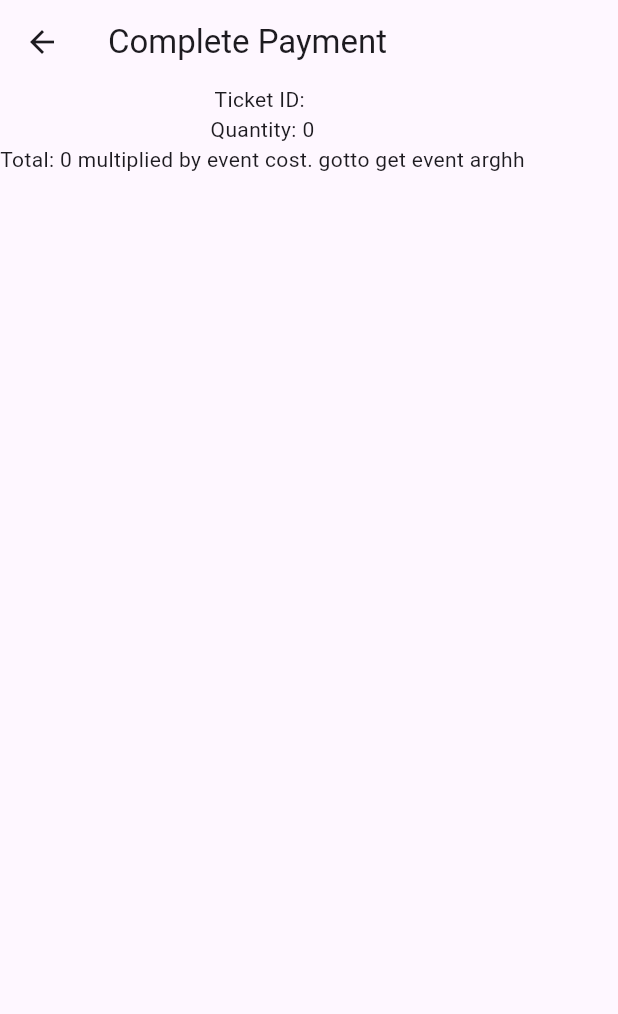
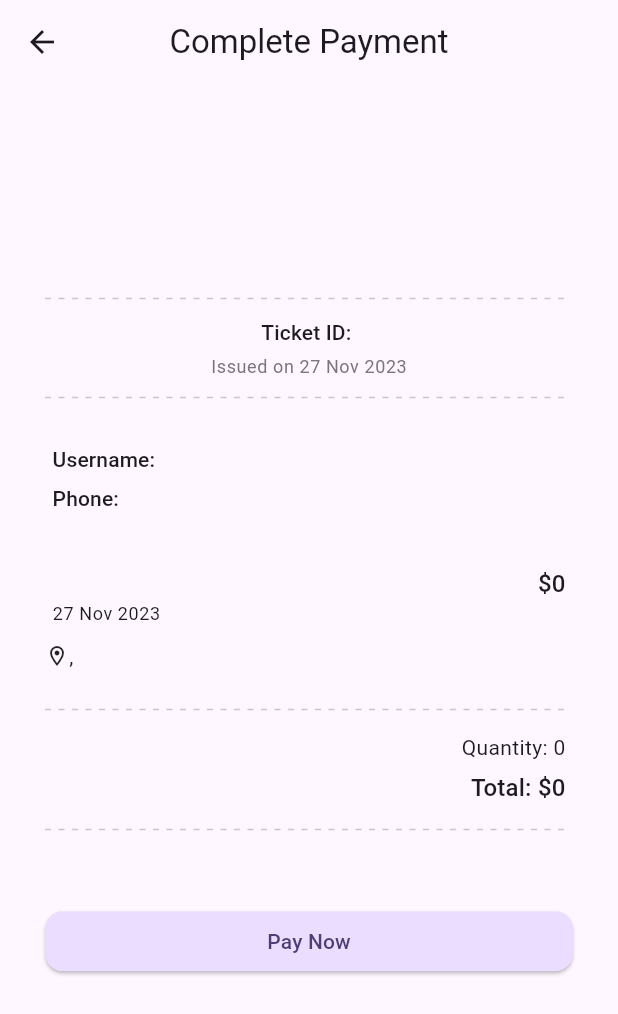
Before and after one commit to hadiyaaamir/chatbot, a Flutter app: the PaymentView screen opened directly with empty values, on a phone screen of 412 x 824 dp. Shown: the top 1014 px of the screen. Run offline on Flutter 3.47's test engine with Material 2 defaults, Android fonts, the phone set to English and light mode, and no system bars; drawn by our look-alikes of dotted_line; our stand-ins replace equatable, flutter_bloc; missing offline and left inert: dialog_flowtter.

```diff
--- a/lib/chatbot/presentation/bloc/chatbot_bloc.dart
+++ b/lib/chatbot/presentation/bloc/chatbot_bloc.dart
@@ -1,7 +1,7 @@
 import 'dart:async';
 
 import 'package:chatbot/chatbot/chatbot.dart';
-import 'package:chatbot/chatbot/utils/constants.dart';
+import 'package:chatbot/utils/constants.dart';
 import 'package:equatable/equatable.dart';
 
 export 'package:flutter_bloc/flutter_bloc.dart';
--- a/lib/events/presentation/widgets/event_details_block.dart
+++ b/lib/events/presentation/widgets/event_details_block.dart
@@ -1,14 +1,17 @@
 part of 'widgets.dart';
 
 class EventDetailsBlock extends StatelessWidget {
-  const EventDetailsBlock({super.key, required this.event});
+  const EventDetailsBlock({
+    super.key,
+    required this.event,
+    this.smallerPrice = false,
+  });
 
   final Event event;
+  final bool smallerPrice;
 
   @override
   Widget build(BuildContext context) {
-    final TextTheme textTheme = Theme.of(context).textTheme;
-
     return Column(
       crossAxisAlignment: CrossAxisAlignment.stretch,
       children: [
@@ -19,12 +22,29 @@ class EventDetailsBlock extends StatelessWidget {
             crossAxisAlignment: CrossAxisAlignment.start,
             children: [
               _NameAndDateBlock(event: event),
-              Text('\$${event.price}', style: textTheme.titleLarge),
+              _Price(price: event.price, smallerPrice: smallerPrice),
             ],
           ),
         ),
         _LocationDetails(event: event),
       ],
+    );
+  }
+}
+
+class _Price extends StatelessWidget {
+  const _Price({required this.price, required this.smallerPrice});
+
+  final int price;
+  final bool smallerPrice;
+
+  @override
+  Widget build(BuildContext context) {
+    return Text(
+      '\$$price',
+      style: smallerPrice
+          ? Theme.of(context).textTheme.titleMedium
+          : Theme.of(context).textTheme.titleLarge,
     );
   }
 }
--- a/lib/events/presentation/widgets/widgets.dart
+++ b/lib/events/presentation/widgets/widgets.dart
@@ -1,5 +1,5 @@
 import 'package:chatbot/chatbot/chatbot.dart';
-import 'package:chatbot/chatbot/utils/widgets/button.dart';
+import 'package:chatbot/utils/widgets/button.dart';
 import 'package:chatbot/events/events.dart';
 import 'package:flutter/material.dart';
 import 'package:intl/intl.dart';
--- a/lib/payment/presentation/view/payment_view.dart
+++ b/lib/payment/presentation/view/payment_view.dart
@@ -8,14 +8,126 @@ class PaymentView extends StatelessWidget {
   @override
   Widget build(BuildContext context) {
     return Scaffold(
-      appBar: AppBar(title: const Text('Complete Payment')),
-      body: Column(children: [
-        Text('Ticket ID: ${ticket.id}'),
-        Text('Quantity: ${ticket.quantity}'),
-        Text(
-          'Total: ${ticket.quantity} multiplied by event cost. gotto get event arghh',
+      appBar: AppBar(title: const Text('Complete Payment'), centerTitle: true),
+      body: Center(
+        child: SingleChildScrollView(
+          child: Padding(
+            padding: const EdgeInsets.symmetric(vertical: 15, horizontal: 30),
+            child: Column(
+              crossAxisAlignment: CrossAxisAlignment.stretch,
+              children: [
+                const DottedDivider(),
+                _PaymentTicketHeader(ticket: ticket),
+                const DottedDivider(spaceBelow: 15),
+                _UserDetails(ticket: ticket),
+                const SizedBox(height: 30),
+                EventDetailsBlock(event: ticket.event, smallerPrice: true),
+                const DottedDivider(spaceAbove: 15),
+                _QuantityTotalBlock(ticket: ticket),
+                const DottedDivider(spaceBelow: 20),
+                Padding(
+                  padding: const EdgeInsets.only(top: 20, bottom: 40),
+                  child: CustomButton(label: 'Pay Now', onPressed: () {}),
+                ),
+              ],
+            ),
+          ),
         ),
-      ]),
+      ),
     );
   }
 }
+
+class _PaymentTicketHeader extends StatelessWidget {
+  const _PaymentTicketHeader({required this.ticket});
+
+  final TicketOption ticket;
+
+  @override
+  Widget build(BuildContext context) {
+    final TextTheme textTheme = Theme.of(context).textTheme;
+
+    return Padding(
+      padding: const EdgeInsets.all(2),
+      child: Column(
+        children: [
+          Text('Ticket ID: ${ticket.id}', style: textTheme.titleSmall),
+          const SizedBox(height: 5),
+          Text(
+            'Issued on ${DateFormat('dd MMM yyyy').format(ticket.createdAt)}',
+            style: textTheme.bodySmall?.copyWith(
+              color: Theme.of(context).colorScheme.outline,
+            ),
+          ),
+        ],
+      ),
+    );
+  }
+}
+
+class _UserDetails extends StatelessWidget {
+  const _UserDetails({required this.ticket});
+
+  final TicketOption ticket;
+
+  @override
+  Widget build(BuildContext context) {
+    return Padding(
+      padding: const EdgeInsets.all(5),
+      child: Column(
+        crossAxisAlignment: CrossAxisAlignment.start,
+        children: [
+          _LabelTextPair(label: 'Username', text: ticket.username),
+          const SizedBox(height: 5),
+          _LabelTextPair(label: 'Phone', text: ticket.phone),
+        ],
+      ),
+    );
+  }
+}
+
+class _LabelTextPair extends StatelessWidget {
+  const _LabelTextPair({
+    required this.label,
+    required this.text,
+  });
+
+  final String label;
+  final String text;
+
+  @override
+  Widget build(BuildContext context) {
+    final TextTheme textTheme = Theme.of(context).textTheme;
+
+    return Row(
+      children: [
+        Text('$label: ', style: textTheme.labelLarge),
+        Text(text, style: textTheme.bodyMedium),
+      ],
+    );
+  }
+}
+
+class _QuantityTotalBlock extends StatelessWidget {
+  const _QuantityTotalBlock({required this.ticket});
+
+  final TicketOption ticket;
+
+  @override
+  Widget build(BuildContext context) {
+    return Padding(
+      padding: const EdgeInsets.all(5),
+      child: Column(
+        crossAxisAlignment: CrossAxisAlignment.end,
+        children: [
+          Text('Quantity: ${ticket.quantity}'),
+          const SizedBox(height: 5),
+          Text(
+            'Total: \$${ticket.event.price * ticket.quantity}',
+            style: Theme.of(context).textTheme.titleMedium,
+          ),
+        ],
+      ),
+    );
+  }
+}
--- a/lib/payment/presentation/view/view.dart
+++ b/lib/payment/presentation/view/view.dart
@@ -1,5 +1,9 @@
+import 'package:chatbot/events/presentation/presentation.dart';
 import 'package:chatbot/tickets/tickets.dart';
+import 'package:chatbot/utils/widgets/button.dart';
+import 'package:chatbot/utils/widgets/dotted_divider.dart';
 import 'package:flutter/material.dart';
+import 'package:intl/intl.dart';
 
 part 'payment_page.dart';
 part 'payment_view.dart';
--- a/lib/payment/presentation/widgets/payment_button_option_tile.dart
+++ b/lib/payment/presentation/widgets/payment_button_option_tile.dart
@@ -10,11 +10,14 @@ class PaymentButtonOptionTile extends OptionTile {
   Widget build(BuildContext context) {
     return Container(
       decoration: BoxDecoration(
+        border: Border.all(
+          color: Theme.of(context).colorScheme.primaryContainer,
+          width: 2,
+        ),
         borderRadius: BorderRadius.circular(15),
-        color: Theme.of(context).colorScheme.primaryContainer,
       ),
       child: Padding(
-        padding: const EdgeInsets.all(12),
+        padding: const EdgeInsets.all(10),
         child: Column(
           children: [
             TicketOptionTile(ticket: paymentOption.ticket),
@@ -39,8 +42,6 @@ class PaymentOptionButton extends StatelessWidget {
         context,
         PaymentPage.route(ticket: paymentOption.ticket),
       ),
-      backgroundColor: Theme.of(context).colorScheme.primary,
-      foregroundColor: Theme.of(context).colorScheme.onPrimary,
     );
   }
 }
--- a/lib/payment/presentation/widgets/widgets.dart
+++ b/lib/payment/presentation/widgets/widgets.dart
@@ -1,5 +1,5 @@
 import 'package:chatbot/chatbot/chatbot.dart';
-import 'package:chatbot/chatbot/utils/widgets/button.dart';
+import 'package:chatbot/utils/widgets/button.dart';
 import 'package:chatbot/payment/data/models/models.dart';
 import 'package:chatbot/payment/presentation/view/view.dart';
 import 'package:chatbot/tickets/tickets.dart';
--- a/lib/tickets/presentation/widgets/ticket_option_tile.dart
+++ b/lib/tickets/presentation/widgets/ticket_option_tile.dart
@@ -19,7 +19,7 @@ class TicketOptionTile extends OptionTile {
                 crossAxisAlignment: CrossAxisAlignment.end,
                 children: [
                   EventDetailsBlock(event: ticket.event),
-                  _DottedLineDivider(),
+                  const DottedDivider(),
                   Row(
                     mainAxisAlignment: MainAxisAlignment.spaceBetween,
                     crossAxisAlignment: CrossAxisAlignment.end,
@@ -87,16 +87,3 @@ class _PaidTag extends StatelessWidget {
     );
   }
 }
-
-class _DottedLineDivider extends StatelessWidget {
-  @override
-  Widget build(BuildContext context) {
-    return Padding(
-      padding: const EdgeInsets.symmetric(vertical: 10),
-      child: DottedLine(
-        dashColor: Theme.of(context).colorScheme.outlineVariant,
-        dashGapLength: 5,
-      ),
-    );
-  }
-}
--- a/lib/tickets/presentation/widgets/widgets.dart
+++ b/lib/tickets/presentation/widgets/widgets.dart
@@ -1,7 +1,7 @@
 import 'package:chatbot/chatbot/chatbot.dart';
 import 'package:chatbot/events/events.dart';
 import 'package:chatbot/tickets/tickets.dart';
-import 'package:dotted_line/dotted_line.dart';
+import 'package:chatbot/utils/widgets/dotted_divider.dart';
 import 'package:flutter/material.dart';
 
 part 'ticket_option_tile.dart';
--- /dev/null
+++ b/lib/utils/widgets/dotted_divider.dart
@@ -0,0 +1,26 @@
+import 'package:dotted_line/dotted_line.dart';
+import 'package:flutter/material.dart';
+
+class DottedDivider extends StatelessWidget {
+  const DottedDivider({super.key, this.spaceAbove = 0, this.spaceBelow = 0});
+
+  final double spaceAbove;
+  final double spaceBelow;
+
+  @override
+  Widget build(BuildContext context) {
+    return Padding(
+      padding: const EdgeInsets.symmetric(vertical: 10),
+      child: Column(
+        children: [
+          SizedBox(height: spaceAbove),
+          DottedLine(
+            dashColor: Theme.of(context).colorScheme.outlineVariant,
+            dashGapLength: 5,
+          ),
+          SizedBox(height: spaceBelow),
+        ],
+      ),
+    );
+  }
+}
```
Also changed, not shown: lib/utils/constants.dart (renamed from lib/chatbot/utils/constants.dart), lib/utils/widgets/button.dart (renamed from lib/chatbot/utils/widgets/button.dart), lib/utils/widgets/widgets.dart (renamed from lib/chatbot/utils/widgets/widgets.dart).
